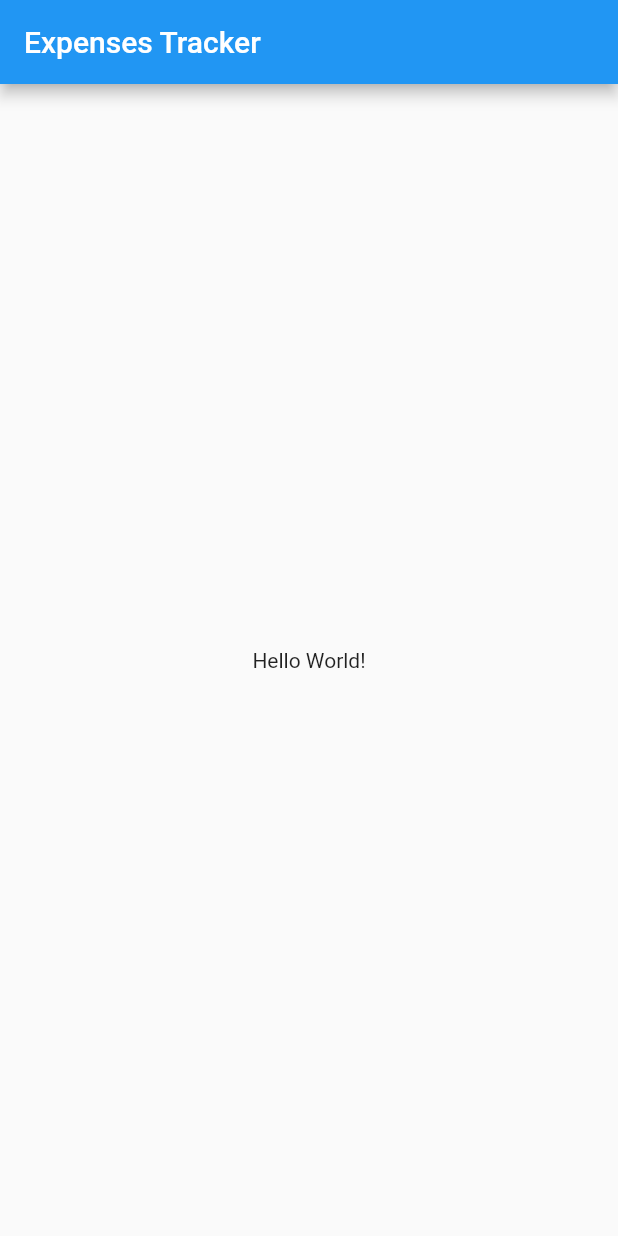
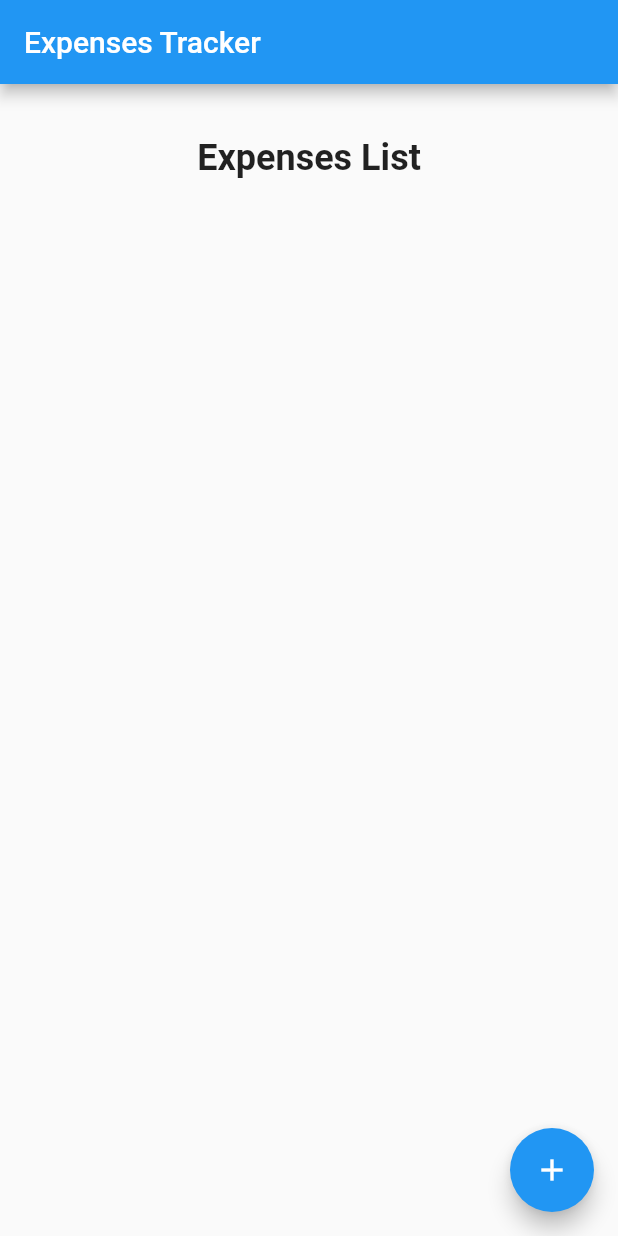
Before and after one commit to Saketh00/financial_management_app, a Flutter app: the screen it shows after launch, on a phone screen of 412 x 824 dp. Run offline on Flutter 3.47's test engine with Material 2 defaults, Android fonts, the phone set to English and light mode, and no system bars.

Commit message:
Update Listexpenses.dart

```diff
--- a/lib/views/Listexpenses.dart
+++ b/lib/views/Listexpenses.dart
@@ -1,16 +1,35 @@
 import 'package:flutter/material.dart';
 
-class ListExpenses extends StatelessWidget{
+class ListExpenses extends StatelessWidget {
   const ListExpenses({Key? key}) : super(key: key);
 
   @override
   Widget build(BuildContext context) {
     // TODO: implement build
-    return const Scaffold(
-      body: Center(
-        child: Text('Hello World!'),
+    return Scaffold(
+      body: SingleChildScrollView(
+        child: Padding(
+          padding: const EdgeInsets.all(10),
+          child: Column(
+            children: [
+              SizedBox(height: 25,),
+              Container(
+                //color: Colors.green,
+                alignment: Alignment.center,
+                child: Text('Expenses List',style: TextStyle(fontSize: 24,fontWeight: FontWeight.bold),),
+              ),
+              //SizedBox(height: 5000,),
+            ],
+          ),
+        ),
+      ),
+      floatingActionButton: FloatingActionButton(
+        backgroundColor: Colors.blue,
+        onPressed: () {
+          print('add');
+        },
+        child: Icon(Icons.add),
       ),
     );
   }
-
 }
```
